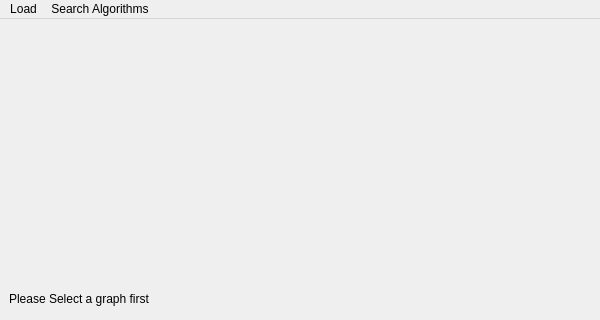
This is python/Graph/design/design.ui in hugoretail/Graph-Coding as Qt 5 draws it before an edit; both pictures show x 0 to 600 and y 0 to 320 of the 600 by 600 pixel window. The edited form follows.
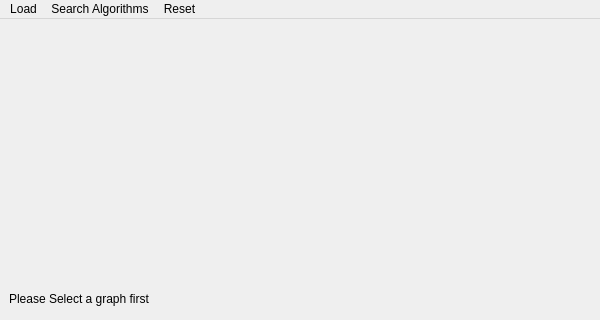
This is the edited form.

Commit message: can now reset the current graph (if you've applied a search algorithm before, for example)

The edit to the form file:
```diff
--- a/python/Graph/design/design.ui
+++ b/python/Graph/design/design.ui
@@ -63,8 +63,16 @@
     <addaction name="actionPrim"/>
     <addaction name="actionKruskal"/>
    </widget>
+   <widget class="QMenu" name="menuReset">
+    <property name="title">
+     <string>Reset</string>
+    </property>
+    <addaction name="actionEverything"/>
+    <addaction name="actionCurrent_Graph"/>
+   </widget>
    <addaction name="menuLoad"/>
    <addaction name="menuSearch_Algorithms"/>
+   <addaction name="menuReset"/>
   </widget>
   <widget class="QStatusBar" name="statusbar"/>
   <action name="actionLocal_File">
```
Left out of the diff: 10 changed lines with no effect on the pictures. The commit also changes 5 other files.
